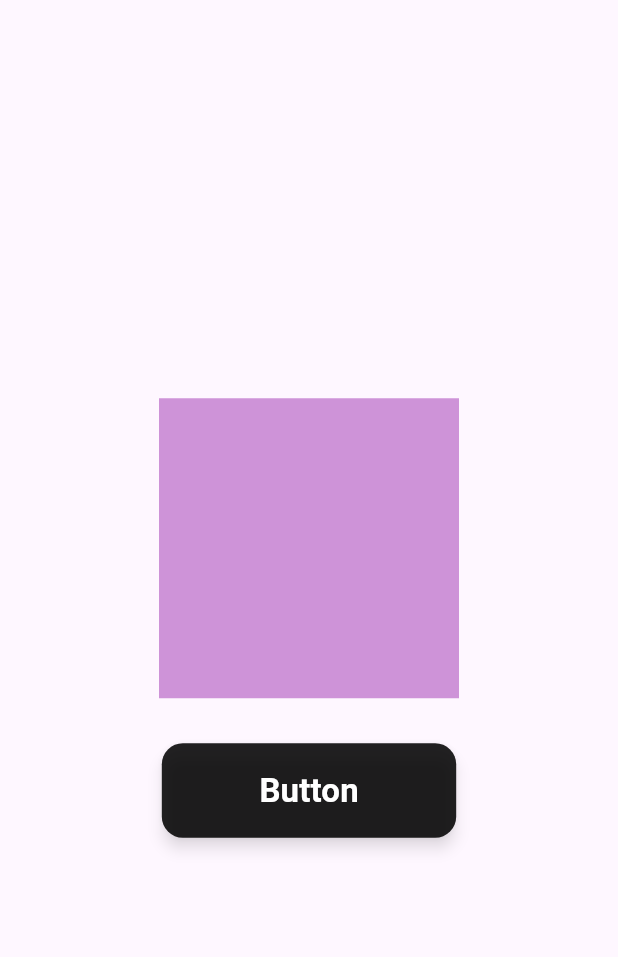
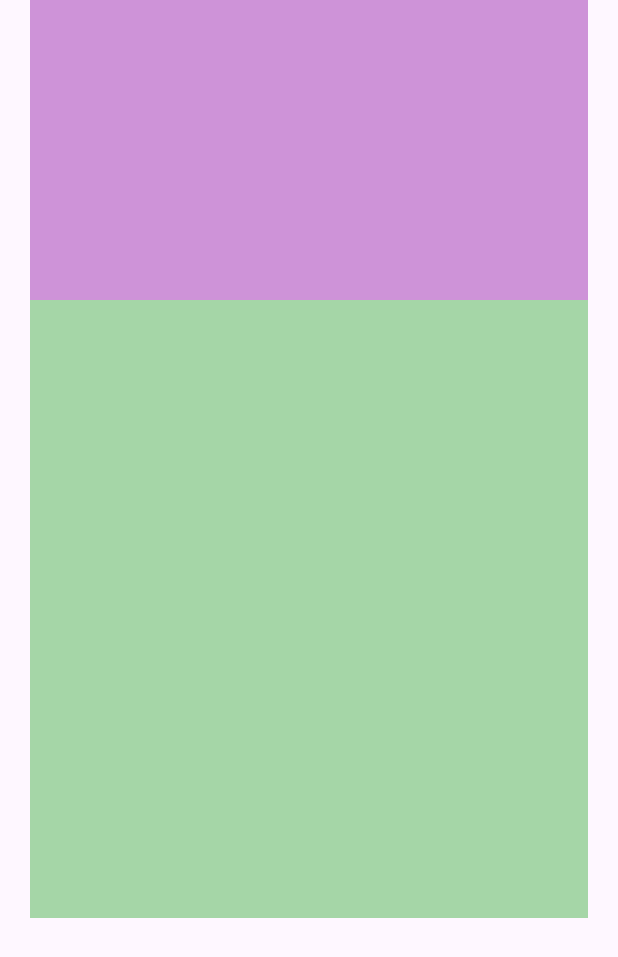
Before and after one commit to JunaidJameel/flutter_widgets, a Flutter app: the screen it shows after launch, on a phone screen of 412 x 824 dp. Shown: the top 957 px of the screen. Run offline on Flutter 3.47's test engine with Material 3 defaults, Android fonts, the phone set to English and light mode, and no system bars.

Commit message:
Flexible Widget

```diff
--- a/lib/home.dart
+++ b/lib/home.dart
@@ -1,5 +1,5 @@
 import 'package:flutter/material.dart';
-import 'package:flutter_widgets/widgets/sizedBox_widget_10.dart';
+import 'package:flutter_widgets/widgets/flexible_widget_11.dart';
 
 class HomeView extends StatelessWidget {
   const HomeView({super.key});
@@ -8,12 +8,8 @@ class HomeView extends StatelessWidget {
   Widget build(BuildContext context) {
     return Scaffold(
       body: Padding(
-        padding: const EdgeInsets.all(30.0),
-        child: Column(
-          crossAxisAlignment: CrossAxisAlignment.center,
-          mainAxisAlignment: MainAxisAlignment.center,
-          children: [SizedBoxWidget(), Row()],
-        ),
+        padding: const EdgeInsets.symmetric(horizontal: 20.0),
+        child: SafeArea(bottom: false, child: FlexibleWidget()),
       ),
     );
   }
--- /dev/null
+++ b/lib/widgets/flexible_widget_11.dart
@@ -0,0 +1,27 @@
+import 'package:flutter/material.dart';
+
+class FlexibleWidget extends StatelessWidget {
+  const FlexibleWidget({super.key});
+
+  @override
+  Widget build(BuildContext context) {
+    return Column(
+      children: [
+        Flexible(
+          flex: 1,
+          child: Container(
+            height: 200,
+            color: Colors.purple[200],
+          ),
+        ),
+        Expanded(
+          flex: 1,
+          child: Container(
+            height: 200,
+            color: Colors.green[200],
+          ),
+        ),
+      ],
+    );
+  }
+}
```
